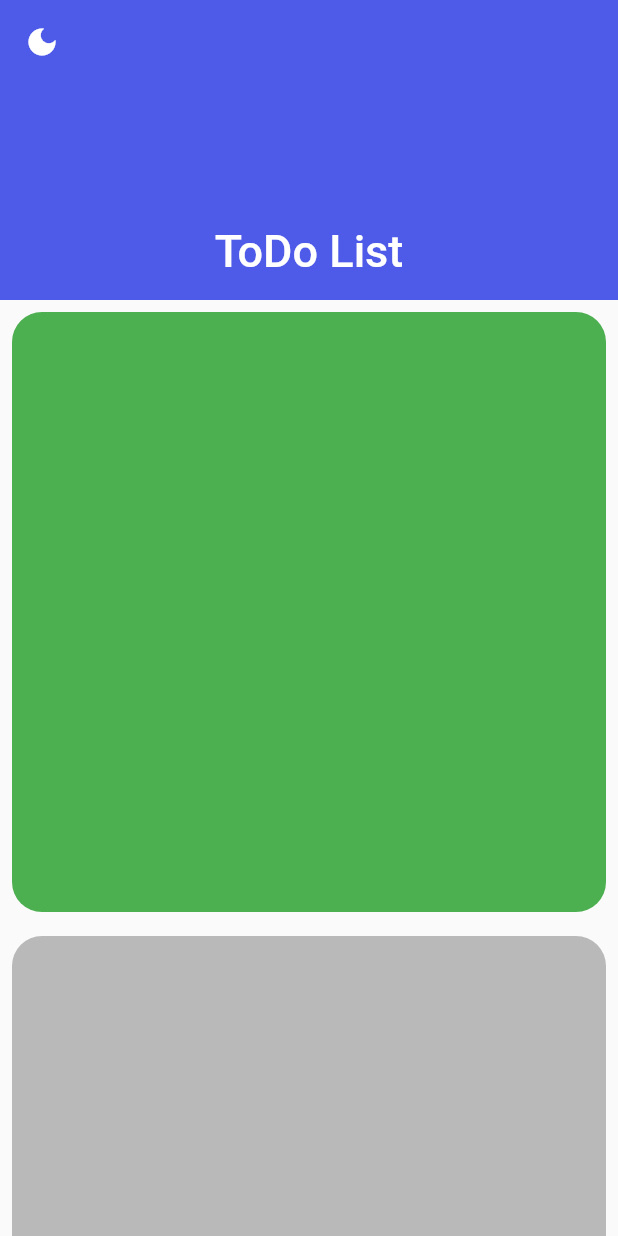
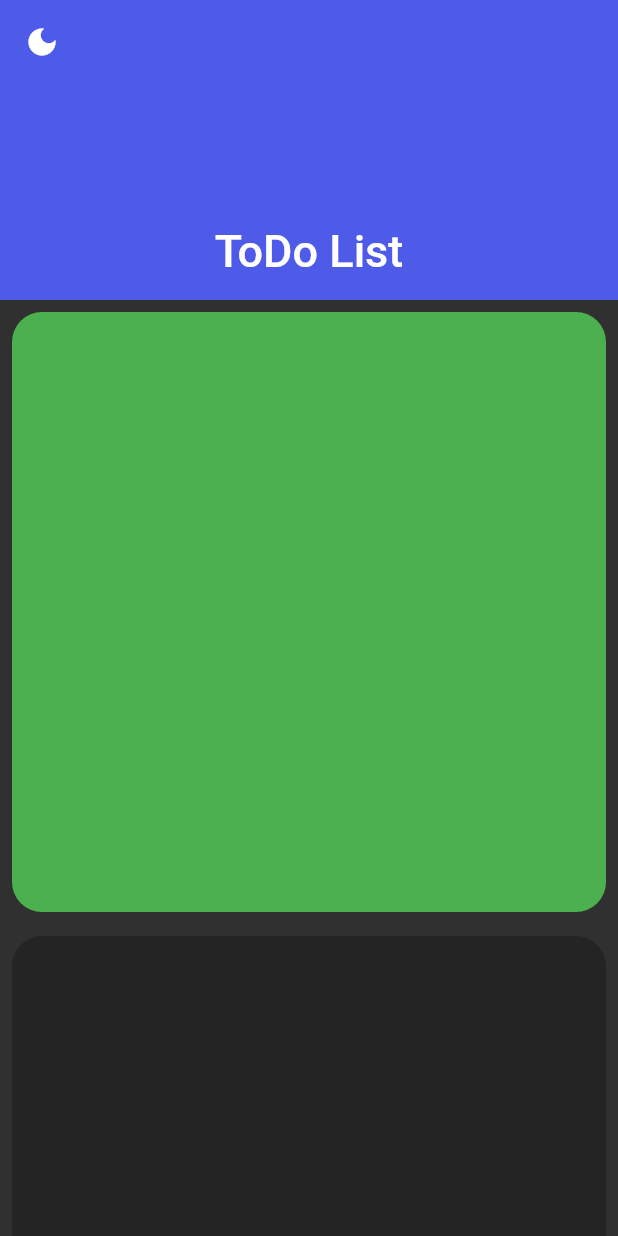
Before and after one commit to ashishu8888/flutter_todo_app, a Flutter app: the screen it shows after launch, after a tap on the "dark mode" icon, on a phone screen of 412 x 824 dp. Run offline on Flutter 3.47's test engine with Material 2 defaults, Android fonts, the phone set to English and light mode, and no system bars; our stand-ins replace get, get_storage.

```diff
--- a/lib/main.dart
+++ b/lib/main.dart
@@ -2,8 +2,12 @@ import 'package:flutter/material.dart';
 import 'package:flutter_todo_app/services/theme_service.dart';
 import 'package:flutter_todo_app/ui/Home_page.dart';
 import 'package:flutter_todo_app/ui/theme.dart';
+import 'package:get/get_navigation/src/root/get_material_app.dart';
+import 'package:get_storage/get_storage.dart';
 
-void main() {
+Future<void> main() async {
+  WidgetsFlutterBinding.ensureInitialized();
+  await GetStorage.init();
   runApp(const MyApp());
 }
 
@@ -14,7 +18,7 @@ class MyApp extends StatelessWidget {
   // This widget is the root of your application.
   @override
   Widget build(BuildContext context) {
-    return MaterialApp(
+    return GetMaterialApp(
       theme: Themes.light,
       darkTheme: Themes.dark,
       themeMode: ThemeService().theme,
--- a/lib/services/theme_service.dart
+++ b/lib/services/theme_service.dart
@@ -4,12 +4,13 @@ import 'package:get/get.dart';
 
 class ThemeService {
   final _box = GetStorage();
-  final _key = 'isDrakMode';
-
+  final _key = 'isDarkMode';
+  _saveThemeToBox(bool isDarkMode) => _box.write(_key, isDarkMode);
   bool _loadThemeFromBox() => _box.read(_key) ?? false;
 
   ThemeMode get theme => _loadThemeFromBox() ? ThemeMode.dark : ThemeMode.light;
   void switchTheme() {
     Get.changeThemeMode(_loadThemeFromBox() ? ThemeMode.light : ThemeMode.dark);
+    _saveThemeToBox(!_loadThemeFromBox());
   }
 }
```
